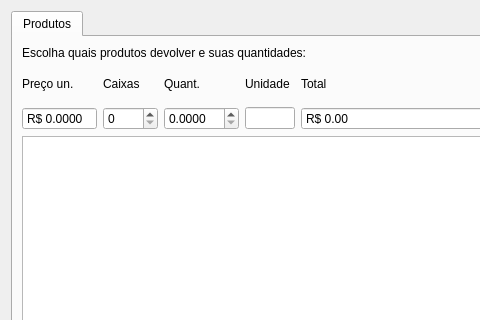
This is ui/devolucao.ui in lellisls/ERP-STACCATO as Qt 5 draws it before an edit; both pictures show x 0 to 480 and y 0 to 320 of the 1110 by 636 pixel window. The edited form follows.
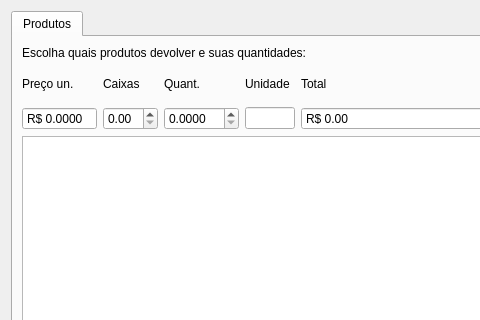
This is the edited form. Custom widgets are drawn as their Qt base class.

```diff
--- a/ui/devolucao.ui
+++ b/ui/devolucao.ui
@@ -77,25 +77,6 @@
            </property>
           </widget>
          </item>
-         <item row="1" column="2">
-          <widget class="QSpinBox" name="spinBoxCaixas">
-           <property name="maximumSize">
-            <size>
-             <width>55</width>
-             <height>16777215</height>
-            </size>
-           </property>
-           <property name="toolTip">
-            <string>&lt;html&gt;&lt;head/&gt;&lt;body&gt;&lt;p&gt;Quantidade de caixas&lt;/p&gt;&lt;/body&gt;&lt;/html&gt;</string>
-           </property>
-           <property name="correctionMode">
-            <enum>QAbstractSpinBox::CorrectToNearestValue</enum>
-           </property>
-           <property name="maximum">
-            <number>9999</number>
-           </property>
-          </widget>
-         </item>
          <item row="1" column="4">
           <widget class="QLineEdit" name="lineEditUn">
            <property name="sizePolicy">
@@ -225,6 +206,22 @@
            </property>
           </widget>
          </item>
+         <item row="1" column="2">
+          <widget class="QDoubleSpinBox" name="doubleSpinBoxCaixas">
+           <property name="maximumSize">
+            <size>
+             <width>55</width>
+             <height>16777215</height>
+            </size>
+           </property>
+           <property name="toolTip">
+            <string>&lt;html&gt;&lt;head/&gt;&lt;body&gt;&lt;p&gt;Quantidade de caixas&lt;/p&gt;&lt;/body&gt;&lt;/html&gt;</string>
+           </property>
+           <property name="correctionMode">
+            <enum>QAbstractSpinBox::CorrectToNearestValue</enum>
+           </property>
+          </widget>
+         </item>
         </layout>
        </item>
        <item row="2" column="0" colspan="2">
```
